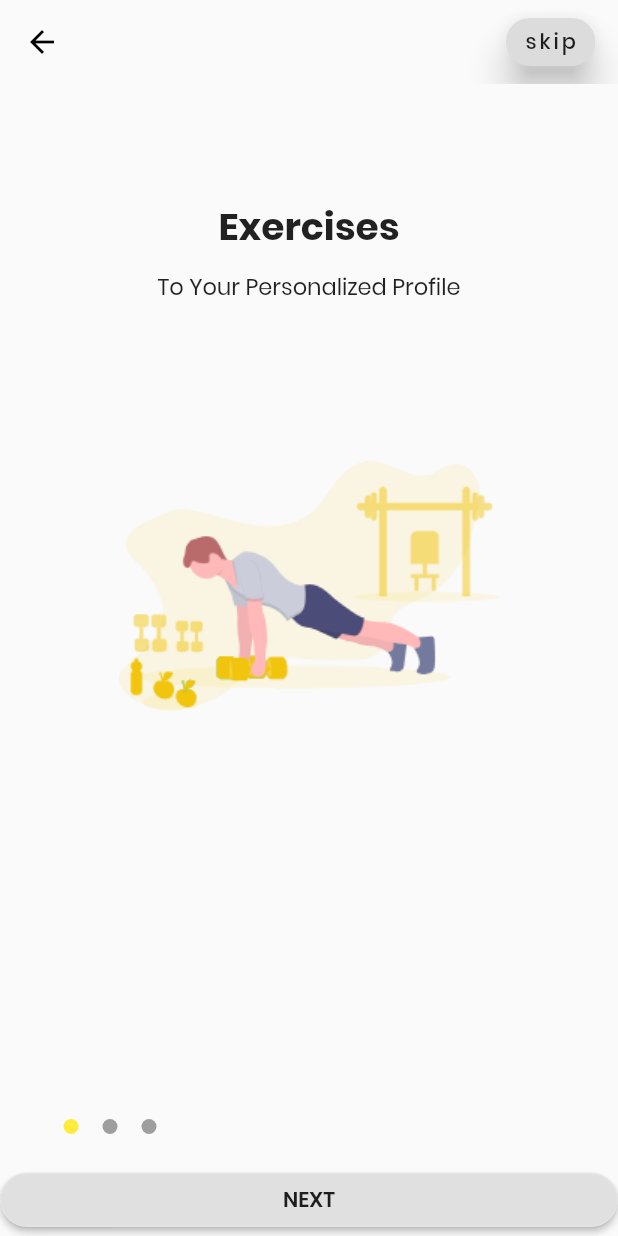
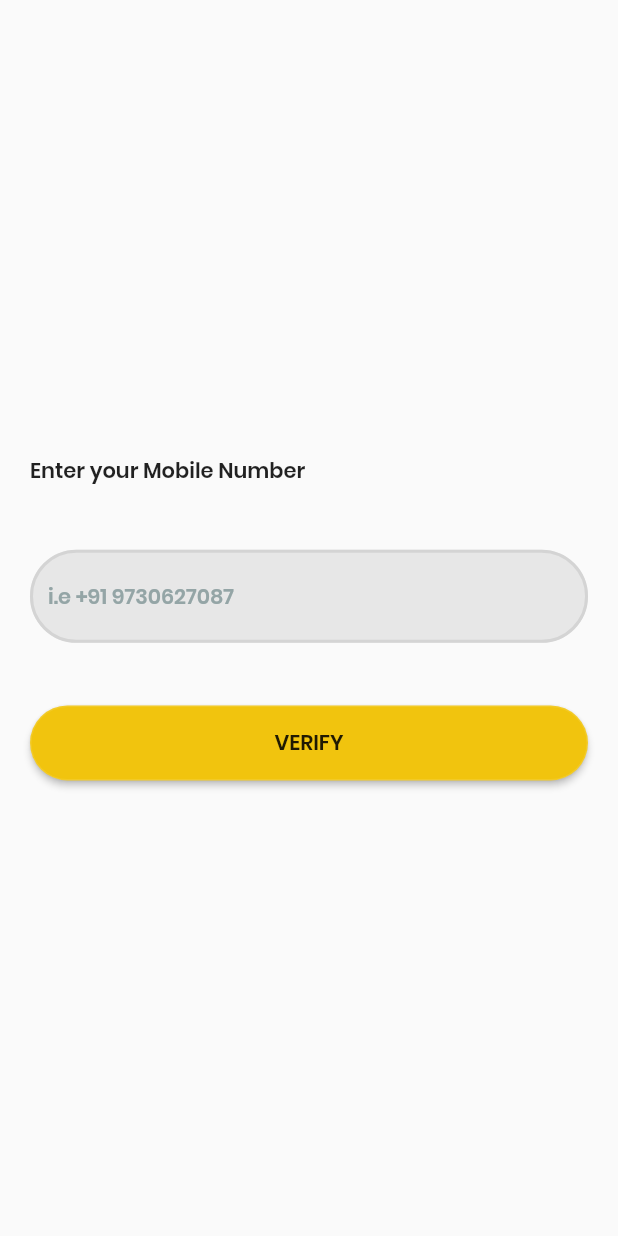
Before and after one commit to VB10/HealthoUI, a Flutter app: the screen it shows after launch, on a phone screen of 412 x 824 dp. Run offline on Flutter 3.47's test engine with Material 2 defaults, Android fonts, the phone set to English and light mode, and no system bars; our stand-ins replace flutter_screenutil, font_awesome_flutter.

Commit message:
register verify goals card add

```diff
--- a/lib/main.dart
+++ b/lib/main.dart
@@ -1,8 +1,14 @@
 import 'package:flutter/material.dart';
 import 'package:flutter/services.dart';
+import 'package:flutter_screenutil/flutter_screenutil.dart';
 import 'package:healthoui/ui/views/login/login_view.dart';
 import 'package:healthoui/ui/views/login/onboarding_view.dart';
+import 'package:healthoui/ui/views/login/phone_view.dart';
+import 'package:healthoui/ui/views/login/register_goal_view.dart';
+import 'package:healthoui/ui/views/login/register_view.dart';
 import 'package:healthoui/ui/views/login/splash_view.dart';
+import 'package:healthoui/ui/views/login/verify_phone.view.dart';
+import 'package:healthoui/ui/views/login/verify_view.dart';
 
 void main() {
   // SystemChrome.setSystemUIOverlayStyle(SystemUiOverlayStyle(
@@ -16,15 +22,21 @@ class MyApp extends StatelessWidget {
   @override
   Widget build(BuildContext context) {
     SystemChrome.setSystemUIOverlayStyle(
-        SystemUiOverlayStyle(statusBarColor: Colors.red));
+        SystemUiOverlayStyle(statusBarColor: Colors.white));
     return MaterialApp(
       title: 'Material App',
-      initialRoute: "/",
+      initialRoute: "/phone",
       theme: ThemeData(fontFamily: "Poppins"),
       routes: {
-        "/": (context) => SplashView(),
+        // "/": (context) => SplashView(),
+        "/": (context) => PhoneView(),
         "/onboard": (context) => OnBoardingView(),
         "/login": (context) => LoginView(),
+        "/phone": (context) => PhoneView(),
+        "/verify": (context) => VerifyView(),
+        "/verifyPhone": (context) => VerifyPhoneView(),
+        "/userRegister": (context) => UserRegisterView(),
+        "/userGoal": (context) => UserRegisterGoalView(),
       },
     );
   }
--- a/lib/ui/shared/text_style.dart
+++ b/lib/ui/shared/text_style.dart
@@ -2,10 +2,35 @@ import 'package:flutter/material.dart';
 
 import 'ui_helper.dart';
 
+final phoneInputFieldBorderColor = Color.fromRGBO(212, 212, 212, 1);
+final phoneInputTextColor = Color.fromRGBO(148, 165, 166, 1);
+final phoneInputBackgroundColor = Color.fromRGBO(212, 212, 212, 0.5);
+final phoneVerifyButtonColor = Color.fromRGBO(241, 196, 14, 1);
+final phoneVerifyResendTextColor = Color.fromRGBO(142, 68, 173, 1);
+final goalCardRaisedColor = Color.fromRGBO(252, 251, 251, 1);
+
 final onBoardingNextButtonStyle = TextStyle(fontWeight: FontWeight.w600);
-
 final onBoardingTitleTextStyle =
     TextStyle(fontWeight: FontWeight.bold, fontSize: UIHelper.Space25);
 
 final onBoardingSubTitleTextStyle =
     TextStyle(fontWeight: FontWeight.w400, fontSize: UIHelper.Space15);
+final phoneTextInputHintTextStyle = TextStyle(
+    fontSize: UIHelper.Space14,
+    fontWeight: FontWeight.w600,
+    color: phoneInputTextColor);
+final phoneTitleTextStyle =
+    TextStyle(fontSize: 14, fontWeight: FontWeight.w600);
+final phoneTitleTextRegularStyle =
+    TextStyle(fontSize: 14, fontWeight: FontWeight.w400);
+final phoneVerifyCodeText =
+    TextStyle(fontSize: UIHelper.dynamicSp(50), fontWeight: FontWeight.w700);
+final userRegisterPageTitleStyle =
+    TextStyle(fontWeight: FontWeight.bold, fontSize: UIHelper.Space20);
+
+final circleTextInputDecoration = OutlineInputBorder(
+    borderSide: BorderSide(width: 2, color: phoneInputFieldBorderColor),
+    borderRadius: BorderRadius.circular(UIHelper.Space50));
+final goalCardInputDecoration = OutlineInputBorder(
+    borderRadius: BorderRadius.circular(UIHelper.Space35),
+    borderSide: BorderSide(color: Colors.grey[300]));
--- a/lib/ui/shared/ui_helper.dart
+++ b/lib/ui/shared/ui_helper.dart
@@ -1,3 +1,4 @@
+import 'package:flutter/material.dart';
 import 'package:flutter_screenutil/flutter_screenutil.dart';
 
 class UIHelper {
@@ -8,6 +9,8 @@ class UIHelper {
 
   static dynamicHeight(double height) => ScreenUtil.instance.setHeight(height);
   static dynamicWidth(double width) => ScreenUtil.instance.setWidth(width);
+  static dynamicSp(double fontsize) => ScreenUtil.instance.setSp(fontsize);
+
   static const int SPLASH_DURATION = 500;
   static const int ONBOARD_NEXT_DURATION = 1000;
 
@@ -15,9 +18,20 @@ class UIHelper {
 
   static const double Space0 = 0;
   static const double Space10 = 10;
+  static const double Space14 = 14;
   static const double Space15 = 15;
+  static const double Space20 = 20;
   static const double Space25 = 25;
   static const double Space35 = 35;
   static const double Space50 = 50;
   static const double Space200 = 400;
+  static const double Space500 = 500;
+  static const double Space300 = 300;
+
+  static Widget get verticalSpace => SizedBox(
+        height: dynamicHeight(Space35),
+      );
+  static Widget get verticalSpaceLarge => SizedBox(
+        height: dynamicHeight(Space35 * 5),
+      );
 }
--- /dev/null
+++ b/lib/ui/views/login/phone_view.dart
@@ -0,0 +1,67 @@
+import 'package:flutter/cupertino.dart';
+import 'package:flutter/material.dart';
+import 'package:flutter_screenutil/flutter_screenutil.dart';
+import 'package:healthoui/ui/shared/text_style.dart';
+import 'package:healthoui/ui/shared/ui_helper.dart';
+import 'package:healthoui/ui/shared/widget/rounded_button_widget.dart';
+
+class PhoneView extends StatefulWidget {
+  PhoneView({Key key}) : super(key: key);
+
+  _PhoneViewState createState() => _PhoneViewState();
+}
+
+class _PhoneViewState extends State<PhoneView> {
+  @override
+  Widget build(BuildContext context) {
+    ScreenUtil().init(context);
+    return Scaffold(
+      body: Padding(
+          padding: EdgeInsets.symmetric(horizontal: UIHelper.Space20),
+          child: _phoneViewColumn),
+    );
+  }
+
+  Widget get _phoneViewColumn => Column(
+        mainAxisAlignment: MainAxisAlignment.center,
+        crossAxisAlignment: CrossAxisAlignment.start,
+        children: <Widget>[
+          _titleTextStyle,
+          UIHelper.verticalSpace,
+          _textField,
+          UIHelper.verticalSpace,
+          _nextButtonWrapFilled
+        ],
+      );
+
+  Widget get _titleTextStyle => Text(
+        "Enter your Mobile Number",
+        style: phoneTitleTextStyle,
+      );
+
+  Widget get _textField => TextField(
+        keyboardType: TextInputType.phone,
+        decoration: InputDecoration(
+          hintText: "i.e +91 9730627087",
+          hintStyle: phoneTextInputHintTextStyle,
+          filled: true,
+          fillColor: phoneInputBackgroundColor,
+          enabledBorder: circleTextInputDecoration,
+          border: circleTextInputDecoration,
+        ),
+      );
+
+  Widget get _nextButtonWrapFilled => Container(
+        height: UIHelper.Space50,
+        child: SizedBox.expand(child: _nextButton),
+      );
+
+  Widget get _nextButton => RoundedButtonWidget(
+        color: phoneVerifyButtonColor,
+        onPress: () => Navigator.of(context).pushNamed("/verify"),
+        child: Text(
+          "VERIFY",
+          style: onBoardingNextButtonStyle,
+        ),
+      );
+}
--- a/pubspec.yaml
+++ b/pubspec.yaml
@@ -12,7 +12,8 @@ dependencies:
 
   flutter_screenutil: 0.5.3
   cupertino_icons: ^0.1.2
-
+  font_awesome_flutter: 8.5.0
+  # flutter_lottie : 0.2.0
 dev_dependencies:
   flutter_test:
     sdk: flutter
```
Also changed, not shown: lib/ui/views/login/register_goal_view.dart (added, +77 -0 lines), lib/ui/views/login/register_view.dart (added, +77 -0 lines), lib/ui/views/login/verify_phone.view.dart (added, +188 -0 lines), lib/ui/views/login/verify_view.dart (added, +81 -0 lines), github/healtoui2.gif (added), pubspec.lock, 10 other files.
